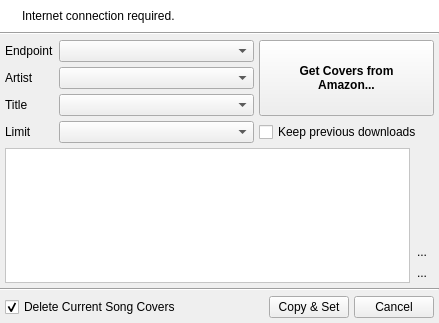
The window that uman/src/amazon/QUAmazonArea.ui (UltraStar-Deluxe/UltraStar-Manager) describes before a commit, drawn with Qt 5.
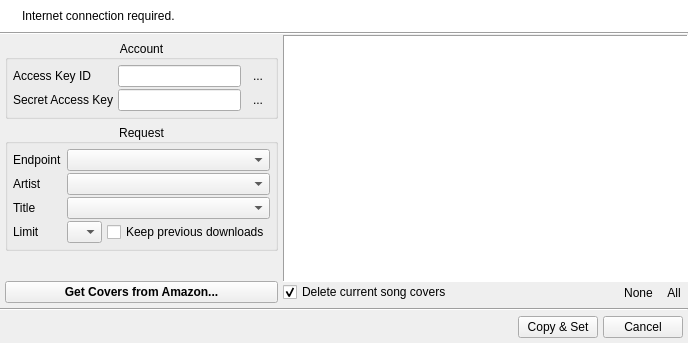
The same window after the commit. Icons and pictures are not drawn.

Commit message: - Access Key ID & Secret Access Key now editable via UI - help texts and a link to create an AWS account added

The edit to the form file:
```diff
--- a/uman/src/amazon/QUAmazonArea.ui
+++ b/uman/src/amazon/QUAmazonArea.ui
@@ -6,8 +6,8 @@
    <rect>
     <x>0</x>
     <y>0</y>
-    <width>439</width>
-    <height>323</height>
+    <width>666</width>
+    <height>343</height>
    </rect>
   </property>
   <property name="windowTitle">
@@ -17,7 +17,7 @@
    <iconset resource="../resources/uman.qrc">
     <normaloff>:/control/picture_go.png</normaloff>:/control/picture_go.png</iconset>
   </property>
-  <layout class="QVBoxLayout" name="verticalLayout_4">
+  <layout class="QVBoxLayout" name="verticalLayout_5">
    <property name="spacing">
     <number>0</number>
    </property>
@@ -26,6 +26,12 @@
    </property>
    <item>
     <widget class="QFrame" name="frame">
+     <property name="sizePolicy">
+      <sizepolicy hsizetype="Preferred" vsizetype="Fixed">
+       <horstretch>0</horstretch>
+       <verstretch>0</verstretch>
+      </sizepolicy>
+     </property>
      <property name="palette">
       <palette>
        <active>
@@ -118,6 +124,12 @@
       </item>
       <item>
        <widget class="QLabel" name="infoLbl">
+        <property name="sizePolicy">
+         <sizepolicy hsizetype="Preferred" vsizetype="Preferred">
+          <horstretch>0</horstretch>
+          <verstretch>0</verstretch>
+         </sizepolicy>
+        </property>
         <property name="text">
          <string>Internet connection required.</string>
         </property>
@@ -140,39 +152,259 @@
     </widget>
    </item>
    <item>
-    <layout class="QVBoxLayout" name="verticalLayout_2">
+    <layout class="QHBoxLayout" name="horizontalLayout_5">
      <property name="spacing">
-      <number>5</number>
-     </property>
-     <property name="margin">
-      <number>5</number>
+      <number>0</number>
      </property>
      <item>
-      <layout class="QGridLayout" name="gridLayout">
+      <layout class="QVBoxLayout" name="verticalLayout_3">
        <property name="spacing">
         <number>5</number>
        </property>
-       <item row="0" column="0">
-        <widget class="QLabel" name="label_2">
-         <property name="text">
-          <string>Endpoint</string>
+       <property name="margin">
+        <number>5</number>
+       </property>
+       <item>
+        <widget class="QGroupBox" name="groupBox">
+         <property name="title">
+          <string>Account</string>
          </property>
+         <property name="alignment">
+          <set>Qt::AlignCenter</set>
+         </property>
+         <property name="flat">
+          <bool>true</bool>
+         </property>
+         <property name="checkable">
+          <bool>false</bool>
+         </property>
+         <layout class="QVBoxLayout" name="verticalLayout">
+          <property name="spacing">
+           <number>5</number>
+          </property>
+          <property name="margin">
+           <number>5</number>
+          </property>
+          <item>
+           <layout class="QGridLayout" name="gridLayout">
+            <property name="horizontalSpacing">
+             <number>5</number>
+            </property>
+            <property name="verticalSpacing">
+             <number>2</number>
+            </property>
+            <item row="0" column="0">
+             <widget class="QLabel" name="label">
+              <property name="text">
+               <string>Access Key ID</string>
+              </property>
+             </widget>
+            </item>
+            <item row="0" column="1">
+             <widget class="QLineEdit" name="keyEdit">
+              <property name="sizePolicy">
+               <sizepolicy hsizetype="Expanding" vsizetype="Fixed">
+                <horstretch>0</horstretch>
+                <verstretch>0</verstretch>
+               </sizepolicy>
+              </property>
+             </widget>
+            </item>
+            <item row="0" column="2">
+             <widget class="QToolButton" name="keyBtn">
+              <property name="text">
+               <string>...</string>
+              </property>
+              <property name="icon">
+               <iconset resource="../resources/uman.qrc">
+                <normaloff>:/marks/help.png</normaloff>:/marks/help.png</iconset>
+              </property>
+              <property name="autoRaise">
+               <bool>true</bool>
+              </property>
+             </widget>
+            </item>
+            <item row="1" column="0">
+             <widget class="QLabel" name="label_6">
+              <property name="text">
+               <string>Secret Access Key</string>
+              </property>
+             </widget>
+            </item>
+            <item row="1" column="1">
+             <widget class="QLineEdit" name="secretEdit">
+              <property name="sizePolicy">
+               <sizepolicy hsizetype="Expanding" vsizetype="Fixed">
+                <horstretch>0</horstretch>
+                <verstretch>0</verstretch>
+               </sizepolicy>
+              </property>
+              <property name="echoMode">
+               <enum>QLineEdit::Password</enum>
+              </property>
+             </widget>
+            </item>
+            <item row="1" column="2">
+             <widget class="QToolButton" name="secretBtn">
+              <property name="text">
+               <string>...</string>
+              </property>
+              <property name="icon">
+               <iconset resource="../resources/uman.qrc">
+                <normaloff>:/marks/help.png</normaloff>:/marks/help.png</iconset>
+              </property>
+              <property name="autoRaise">
+               <bool>true</bool>
+              </property>
+             </widget>
+            </item>
+           </layout>
+          </item>
+         </layout>
         </widget>
        </item>
-       <item row="0" column="1">
-        <widget class="QComboBox" name="endpointCombo">
-         <property name="sizePolicy">
-          <sizepolicy hsizetype="Expanding" vsizetype="Fixed">
-           <horstretch>0</horstretch>
-           <verstretch>0</verstretch>
-          </sizepolicy>
+       <item>
+        <widget class="QGroupBox" name="groupBox_2">
+         <property name="title">
+          <string>Request</string>
          </property>
+         <property name="alignment">
+          <set>Qt::AlignCenter</set>
+         </property>
+         <property name="flat">
+          <bool>true</bool>
+         </property>
+         <layout class="QVBoxLayout" name="verticalLayout_2">
+          <property name="spacing">
+           <number>5</number>
+          </property>
+          <property name="margin">
+           <number>5</number>
+          </property>
+          <item>
+           <layout class="QGridLayout" name="gridLayout_2">
+            <property name="horizontalSpacing">
+             <number>5</number>
+            </property>
+            <property name="verticalSpacing">
+             <number>2</number>
+            </property>
+            <item row="0" column="0">
+             <widget class="QLabel" name="label_2">
+              <property name="text">
+               <string>Endpoint</string>
+              </property>
+             </widget>
+            </item>
+            <item row="0" column="1">
+             <widget class="QComboBox" name="endpointCombo">
+              <property name="sizePolicy">
+               <sizepolicy hsizetype="Expanding" vsizetype="Fixed">
+                <horstretch>0</horstretch>
+                <verstretch>0</verstretch>
+               </sizepolicy>
+              </property>
+             </widget>
+            </item>
+            <item row="1" column="0">
+             <widget class="QLabel" name="label_3">
+              <property name="text">
+               <string>Artist</string>
+              </property>
+             </widget>
+            </item>
+            <item row="1" column="1">
+             <widget class="QComboBox" name="artistCombo">
+              <property name="sizePolicy">
+               <sizepolicy hsizetype="Expanding" vsizetype="Fixed">
+                <horstretch>0</horstretch>
+                <verstretch>0</verstretch>
+               </sizepolicy>
+              </property>
+             </widget>
+            </item>
+            <item row="2" column="0">
+             <widget class="QLabel" name="label_4">
+              <property name="text">
+               <string>Title</string>
+              </property>
+             </widget>
+            </item>
+            <item row="2" column="1">
+             <widget class="QComboBox" name="titleCombo">
+              <property name="sizePolicy">
+               <sizepolicy hsizetype="Expanding" vsizetype="Fixed">
+                <horstretch>0</horstretch>
+                <verstretch>0</verstretch>
+               </sizepolicy>
+              </property>
+             </widget>
+            </item>
+            <item row="3" column="0">
+             <widget class="QLabel" name="label_5">
+              <property name="text">
+               <string>Limit</string>
+              </property>
+             </widget>
+            </item>
+            <item row="3" column="1">
+             <layout class="QHBoxLayout" name="horizontalLayout_2">
+              <property name="spacing">
+               <number>5</number>
+              </property>
+              <item>
+               <widget class="QComboBox" name="limitCombo">
+                <property name="sizePolicy">
+                 <sizepolicy hsizetype="Fixed" vsizetype="Fixed">
+                  <horstretch>0</horstretch>
+                  <verstretch>0</verstretch>
+                 </sizepolicy>
+                </property>
+                <property name="maximumSize">
+                 <size>
+                  <width>35</width>
+                  <height>16777215</height>
+                 </size>
+                </property>
+               </widget>
+              </item>
+              <item>
+               <widget class="QCheckBox" name="keepDownloadsChk">
+                <property name="sizePolicy">
+                 <sizepolicy hsizetype="Preferred" vsizetype="Fixed">
+                  <horstretch>0</horstretch>
+                  <verstretch>0</verstretch>
+                 </sizepolicy>
+                </property>
+                <property name="text">
+                 <string>Keep previous downloads</string>
+                </property>
+               </widget>
+              </item>
+             </layout>
+            </item>
+           </layout>
+          </item>
+         </layout>
         </widget>
        </item>
-       <item row="0" column="2" rowspan="3">
+       <item>
+        <spacer name="verticalSpacer">
+         <property name="orientation">
+          <enum>Qt::Vertical</enum>
+         </property>
+         <property name="sizeHint" stdset="0">
+          <size>
+           <width>20</width>
+           <height>40</height>
+          </size>
+         </property>
+        </spacer>
+       </item>
+       <item>
         <widget class="QPushButton" name="getCoversBtn">
          <property name="sizePolicy">
-          <sizepolicy hsizetype="Fixed" vsizetype="Preferred">
+          <sizepolicy hsizetype="Preferred" vsizetype="Expanding">
            <horstretch>0</horstretch>
            <verstretch>0</verstretch>
           </sizepolicy>
@@ -191,9 +423,11 @@
            <bold>true</bold>
           </font>
          </property>
+         <property name="layoutDirection">
+          <enum>Qt::LeftToRight</enum>
+         </property>
          <property name="text">
-          <string>Get Covers from
-Amazon...</string>
+          <string>Get Covers from Amazon...</string>
          </property>
          <property name="icon">
           <iconset resource="../resources/uman.qrc">
@@ -201,78 +435,42 @@
          </property>
          <property name="iconSize">
           <size>
-           <width>48</width>
-           <height>48</height>
+           <width>32</width>
+           <height>32</height>
           </size>
          </property>
         </widget>
        </item>
-       <item row="1" column="0">
-        <widget class="QLabel" name="label_3">
-         <property name="text">
-          <string>Artist</string>
-         </property>
-        </widget>
-       </item>
-       <item row="1" column="1">
-        <widget class="QComboBox" name="artistCombo">
-         <property name="sizePolicy">
-          <sizepolicy hsizetype="Expanding" vsizetype="Fixed">
-           <horstretch>0</horstretch>
-           <verstretch>0</verstretch>
-          </sizepolicy>
-         </property>
-        </widget>
-       </item>
-       <item row="2" column="0">
-        <widget class="QLabel" name="label_4">
-         <property name="text">
-          <string>Title</string>
-         </property>
-        </widget>
-       </item>
-       <item row="2" column="1">
-        <widget class="QComboBox" name="titleCombo">
-         <property name="sizePolicy">
-          <sizepolicy hsizetype="Expanding" vsizetype="Fixed">
-           <horstretch>0</horstretch>
-           <verstretch>0</verstretch>
-          </sizepolicy>
-         </property>
-        </widget>
-       </item>
-       <item row="3" column="0">
-        <widget class="QLabel" name="label_5">
-         <property name="text">
-          <string>Limit</string>
-         </property>
-        </widget>
-       </item>
-       <item row="3" column="1">
-        <widget class="QComboBox" name="limitCombo"/>
-       </item>
-       <item row="3" column="2">
-        <widget class="QCheckBox" name="keepDownloadsChk">
-         <property name="text">
-          <string>Keep previous downloads</string>
-         </property>
-        </widget>
-       </item>
       </layout>
      </item>
      <item>
-      <layout class="QHBoxLayout" name="horizontalLayout">
+      <layout class="QVBoxLayout" name="verticalLayout_4">
        <property name="spacing">
         <number>0</number>
        </property>
-       <property name="leftMargin">
+       <property name="topMargin">
         <number>0</number>
        </property>
        <property name="rightMargin">
         <number>0</number>
        </property>
+       <property name="bottomMargin">
+        <number>5</number>
+       </property>
        <item>
         <widget class="QScrollArea" name="scrollArea">
+         <property name="minimumSize">
+          <size>
+           <width>405</width>
+           <height>0</height>
+          </size>
+         </property>
+         <property name="maximumSize">
+          <size>
+           <width>405</width>
+           <height>16777215</height>
+          </size>
+         </property>
          <property name="palette">
           <palette>
            <active>
@@ -340,6 +538,12 @@
          <property name="autoFillBackground">
           <bool>true</bool>
          </property>
+         <property name="frameShape">
+          <enum>QFrame::Panel</enum>
+         </property>
+         <property name="frameShadow">
+          <enum>QFrame::Sunken</enum>
+         </property>
          <property name="horizontalScrollBarPolicy">
           <enum>Qt::ScrollBarAlwaysOff</enum>
          </property>
@@ -354,8 +558,8 @@
            <rect>
             <x>0</x>
             <y>0</y>
-            <width>400</width>
-            <height>133</height>
+            <width>403</width>
+            <height>235</height>
            </rect>
           </property>
           <property name="sizePolicy">
@@ -368,22 +572,36 @@
         </widget>
        </item>
        <item>
-        <layout class="QVBoxLayout" name="verticalLayout">
+        <layout class="QHBoxLayout" name="horizontalLayout_4">
          <property name="spacing">
           <number>0</number>
          </property>
          <item>
-          <spacer name="verticalSpacer_2">
+          <widget class="QCheckBox" name="deleteCurrentCoverChk">
+           <property name="toolTip">
+            <string>Deletes the current cover before copy &amp; set the new one.</string>
+           </property>
+           <property name="text">
+            <string>Delete current song covers</string>
+           </property>
+           <property name="icon">
+            <iconset resource="../resources/uman.qrc">
+             <normaloff>:/control/picture_minus.png</normaloff>:/control/picture_minus.png</iconset>
+           </property>
+           <property name="checked">
+            <bool>true</bool>
+           </property>
+          </widget>
+         </item>
+         <item>
+          <spacer name="horizontalSpacer_4">
            <property name="orientation">
-            <enum>Qt::Vertical</enum>
-           </property>
-           <property name="sizeType">
-            <enum>QSizePolicy::Expanding</enum>
+            <enum>Qt::Horizontal</enum>
            </property>
            <property name="sizeHint" stdset="0">
             <size>
-             <width>17</width>
-             <height>13</height>
+             <width>40</width>
+             <height>20</height>
             </size>
            </property>
           </spacer>
@@ -391,12 +609,15 @@
          <item>
           <widget class="QToolButton" name="uncheckAllBtn">
            <property name="text">
-            <string>...</string>
+            <string>None</string>
            </property>
            <property name="icon">
             <iconset resource="../resources/uman.qrc">
              <normaloff>:/control/uncheck_tasks.png</normaloff>:/control/uncheck_tasks.png</iconset>
            </property>
+           <property name="toolButtonStyle">
+            <enum>Qt::ToolButtonIconOnly</enum>
+           </property>
            <property name="autoRaise">
             <bool>true</bool>
            </property>
@@ -405,12 +626,15 @@
          <item>
           <widget class="QToolButton" name="checkAllBtn">
            <property name="text">
-            <string>...</string>
+            <string>All</string>
            </property>
            <property name="icon">
             <iconset resource="../resources/uman.qrc">
              <normaloff>:/control/check_tasks.png</normaloff>:/control/check_tasks.png</iconset>
            </property>
+           <property name="toolButtonStyle">
+            <enum>Qt::ToolButtonIconOnly</enum>
+           </property>
            <property name="autoRaise">
             <bool>true</bool>
            </property>
@@ -430,30 +654,13 @@
     </widget>
    </item>
    <item>
-    <layout class="QHBoxLayout" name="horizontalLayout_3">
+    <layout class="QHBoxLayout" name="horizontalLayout">
      <property name="spacing">
       <number>5</number>
      </property>
      <property name="margin">
       <number>5</number>
      </property>
-     <item>
-      <widget class="QCheckBox" name="deleteCurrentCoverChk">
-       <property name="toolTip">
-        <string>Deletes the current cover before copy &amp; set the new one.</string>
-       </property>
-       <property name="text">
-        <string>Delete Current Song Covers</string>
-       </property>
-       <property name="icon">
-        <iconset resource="../resources/uman.qrc">
-         <normaloff>:/control/picture_minus.png</normaloff>:/control/picture_minus.png</iconset>
-       </property>
-       <property name="checked">
-        <bool>true</bool>
-       </property>
-      </widget>
-     </item>
      <item>
       <spacer name="horizontalSpacer">
        <property name="orientation">
```
Left out of the diff: 2 changed lines with no effect on the pictures. The commit also changes 2 other files.
